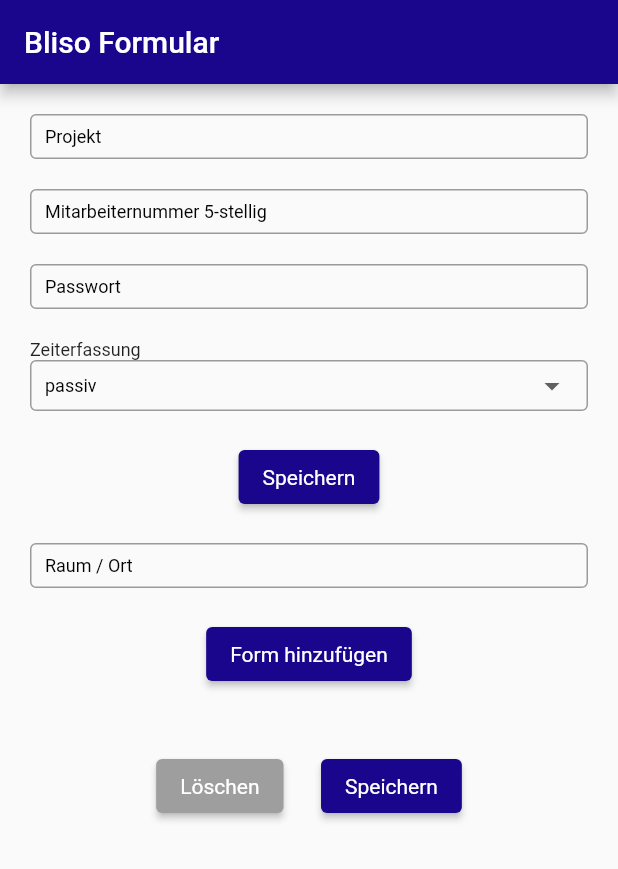
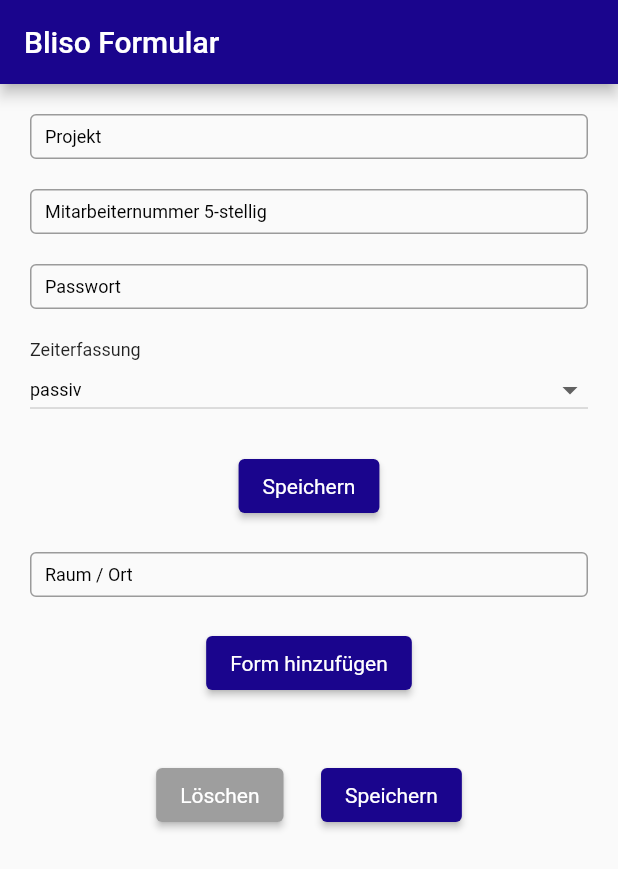
Before and after one commit to jansemrau/SIForm, a Flutter app: the screen it shows after launch, after a tap on "Löschen", on a phone screen of 412 x 824 dp. Shown: the top 869 px of the screen. Run offline on Flutter 3.47's test engine with Material 2 defaults, Android fonts, the phone set to English and light mode, and no system bars; drawn by our look-alikes of dropdown_button2; our stand-ins replace connectivity_plus.

Commit message:
dropdown fix

```diff
--- a/order_form/lib/main.dart
+++ b/order_form/lib/main.dart
@@ -5,6 +5,7 @@
 import 'dart:convert';
 import 'package:http/http.dart' as http;
 import 'package:connectivity_plus/connectivity_plus.dart';
+import 'package:dropdown_button2/dropdown_button2.dart';
 
 void main() => runApp(const MyApp());
 
@@ -376,6 +377,9 @@
                           // reset() setzt alle Felder wieder auf den Initalwert zurück.
                           Navigator.pushNamedAndRemoveUntil(
                               context, '/', (_) => false);
+                          setState(() {
+                            dimensionForms = [];
+                          });
                         },
                         child: const Text('Löschen'),
                       ),
@@ -805,8 +809,8 @@
 
 class DropdownButtonExample extends StatefulWidget {
   final List<String> listElements;
-  TextEditingController dropdownValue;
-  DropdownButtonExample(
+  final TextEditingController dropdownValue;
+  const DropdownButtonExample(
       {Key? key, required this.listElements, required this.dropdownValue})
       : super(key: key);
   @override
@@ -815,24 +819,24 @@
 
 class _DropdownButtonExampleState extends State<DropdownButtonExample> {
   @override
+  void initState() {
+    super.initState();
+    widget.dropdownValue.text = widget.listElements.first;
+  }
+
+  @override
   Widget build(BuildContext context) {
-    widget.dropdownValue.text = widget.listElements.first;
-    return DropdownButtonFormField<String>(
+    return DropdownButton2(
       value: widget.dropdownValue.text,
-      elevation: 16,
       isExpanded: true,
       style: TextStyle(fontSize: fontSize, color: Colors.black),
-      decoration: const InputDecoration(
-        border: OutlineInputBorder(),
-        isDense: true,
-        contentPadding: EdgeInsets.fromLTRB(10, 10, 10, 0),
-      ),
       onChanged: (String? value) {
-        // This is called when the user selects an item.
         setState(() {
           widget.dropdownValue.text = value!;
         });
       },
+      buttonStyleData: const ButtonStyleData(height: 40),
+      dropdownStyleData: const DropdownStyleData(width: 200),
       items: widget.listElements.map<DropdownMenuItem<String>>((String value) {
         return DropdownMenuItem<String>(
             value: value, child: SizedBox(width: 500, child: Text(value)));
--- a/order_form/pubspec.yaml
+++ b/order_form/pubspec.yaml
@@ -37,6 +37,7 @@ dependencies:
   cupertino_icons: ^1.0.2
   http: ^0.13.6
   connectivity_plus: ^4.0.1
+  dropdown_button2: ^2.1.2
 
 dev_dependencies:
   flutter_test:
```
Also changed, not shown: order_form/pubspec.lock.
